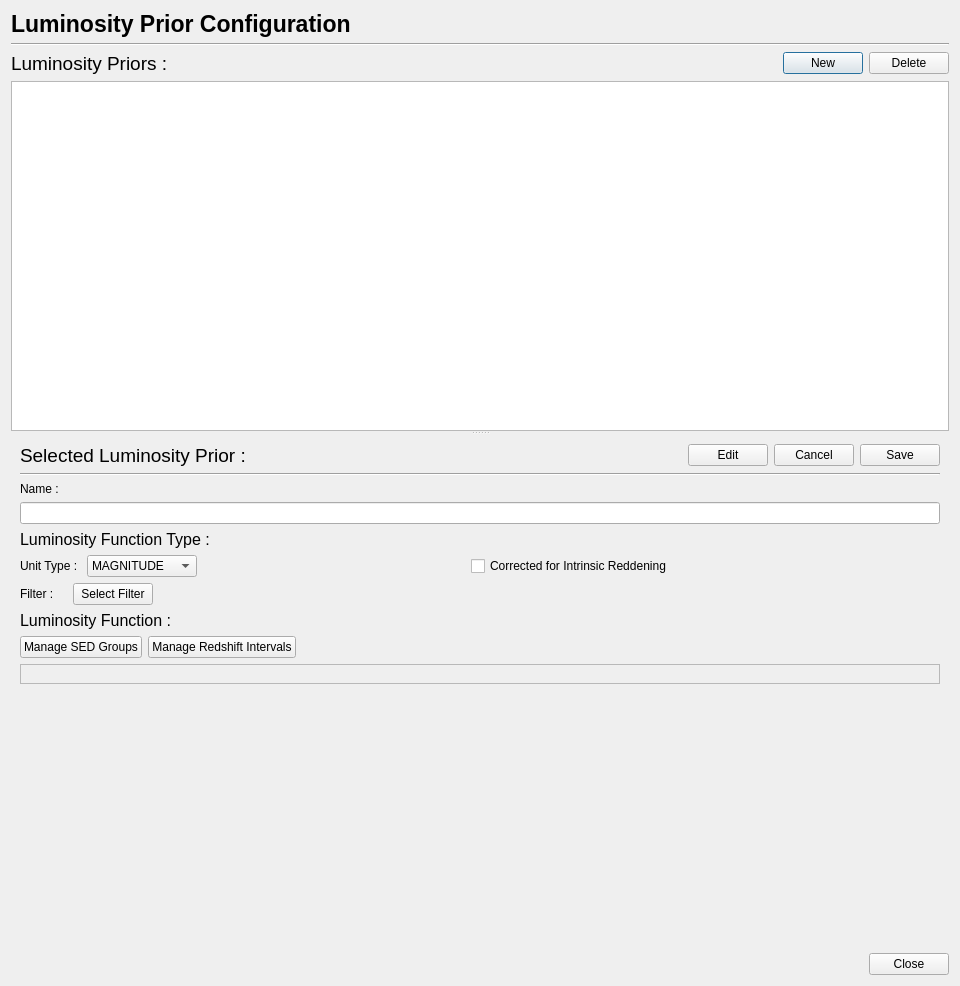
Above: PhzQtUI/auxdir/PhzQtUI/DialogLuminosityPrior.ui from astrorama/Phosphoros before the change. Below: the same form after it.
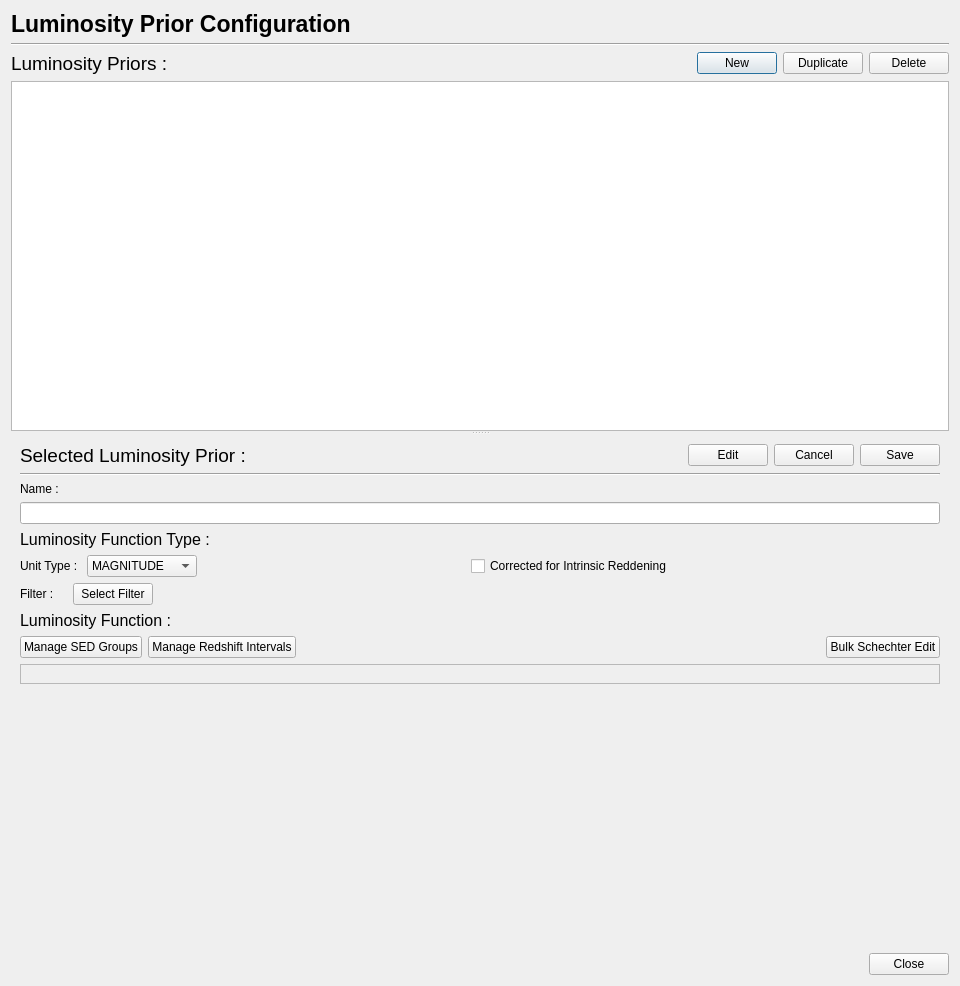
That is the form after the change.

Commit message: Add the possibility to duplicate prior configuration and another way to edit the Schechter parameters for the luminosity function(s).

```diff
--- a/PhzQtUI/auxdir/PhzQtUI/DialogLuminosityPrior.ui
+++ b/PhzQtUI/auxdir/PhzQtUI/DialogLuminosityPrior.ui
@@ -93,6 +93,13 @@
            </property>
           </widget>
          </item>
+         <item>
+          <widget class="QPushButton" name="btn_duplicate">
+           <property name="text">
+            <string>Duplicate</string>
+           </property>
+          </widget>
+         </item>
          <item>
           <widget class="QPushButton" name="btn_delete">
            <property name="text">
@@ -346,6 +353,13 @@
               </property>
              </spacer>
             </item>
+            <item>
+             <widget class="QPushButton" name="bulk_btn">
+              <property name="text">
+               <string>Bulk Schechter Edit</string>
+              </property>
+             </widget>
+            </item>
            </layout>
           </item>
           <item>
```
The commit also changes 5 other files.
